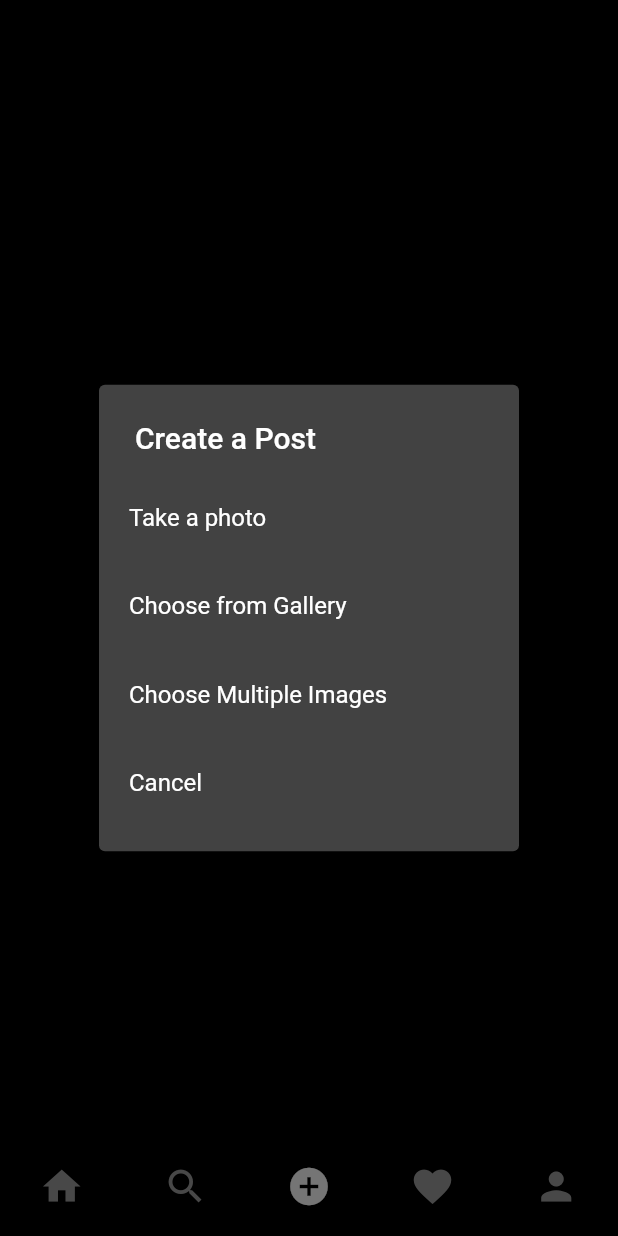
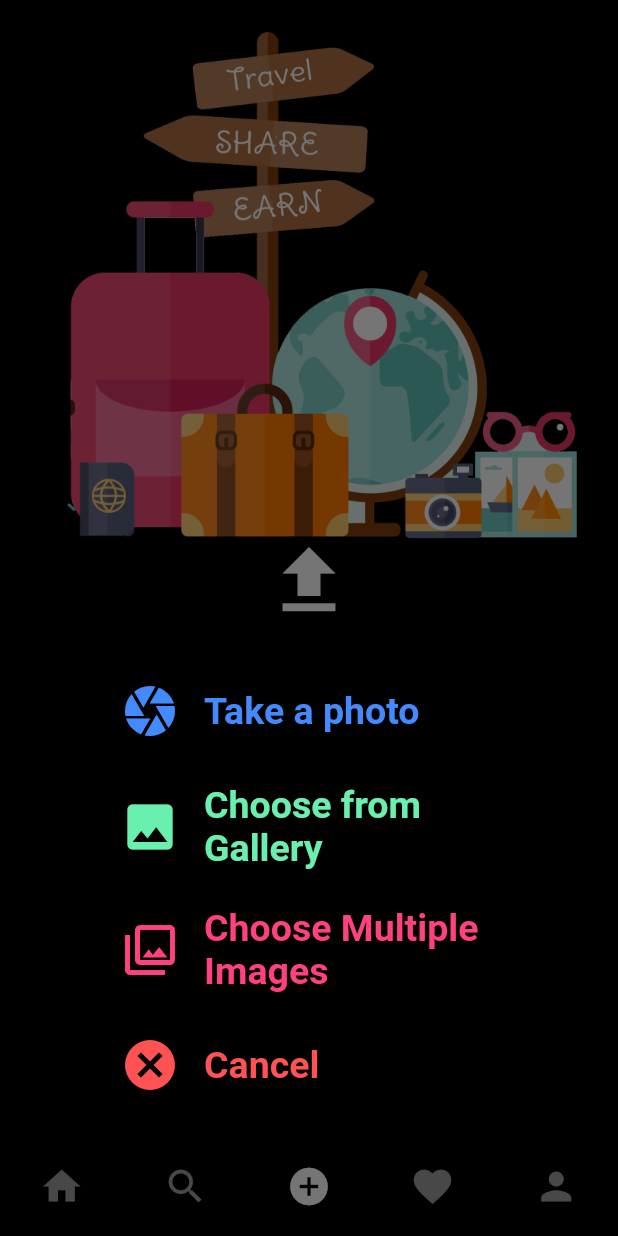
Before and after one commit to yashrathi-git/Voyageur, a Flutter app: the screen it shows once a user with an empty profile is signed in, item 3 of the bottom bar chosen, after a tap on the "upload" icon, on a phone screen of 412 x 824 dp. Run offline on Flutter 3.47's test engine with Material 2 defaults, Android fonts, the phone set to English and light mode, and no system bars; our stand-ins replace cloud_firestore, firebase_auth, firebase_core, firebase_storage, flutter_svg, image_picker and 2 more; missing offline and left inert: dart:ffi, multi_image_picker; accounts and stored records are empty; network calls fail.

Commit message:
ui changes

```diff
--- a/lib/screens/add_post_screen.dart
+++ b/lib/screens/add_post_screen.dart
@@ -1,5 +1,5 @@
+import 'dart:ffi';
 import 'dart:typed_data';
-
 import 'package:flutter/material.dart';
 import 'package:image_picker/image_picker.dart';
 import 'package:intl/intl.dart';
@@ -29,38 +29,98 @@ class _AddPostScreenState extends State<AddPostScreen> {
   bool _isPackageSelected = false;
   DateTime? _selectedDate;
 
-  _selectImage(BuildContext parentContext) async {
-    return showDialog(
+  Future<void> _selectImage(BuildContext parentContext) async {
+    return showModalBottomSheet(
+      backgroundColor: Color(0x00ff0000),
       context: parentContext,
       builder: (BuildContext context) {
-        return SimpleDialog(
-          title: const Text('Create a Post'),
-          children: <Widget>[
+        return Dialog(
+          shape: RoundedRectangleBorder(
+            borderRadius:
+                BorderRadius.circular(20), // Adjust the radius as needed
+          ),
+          elevation: 0,
+          backgroundColor: Colors.transparent,
+          child: Container(
+            decoration: BoxDecoration(
+              gradient: LinearGradient(
+                begin: Alignment.bottomCenter,
+                end: Alignment.bottomLeft,
+                colors: [
+                  Color.fromARGB(243, 0, 0, 0),
+                  Color.fromARGB(243, 0, 0, 0),
+                ],
+              ),
+              borderRadius: BorderRadius.circular(20), // Same radius as above
+            ),
+            child: Column(
+              mainAxisSize: MainAxisSize.min,
+              children: [
                 SimpleDialogOption(
-                padding: const EdgeInsets.all(20),
-                child: const Text('Take a photo'),
-                onPressed: () async {
+                  child: ListTile(
+                    leading: Icon(
+                      Icons.camera,
+                      color: Colors.blueAccent,
+                      size: 40,
+                    ),
+                    title: const Text(
+                      'Take a photo',
+                      style: TextStyle(
+                        color: Colors.blueAccent,
+                        fontSize: 25,
+                        fontWeight: FontWeight.bold,
+                      ),
+                    ),
+                    onTap: () async {
                       Navigator.pop(context);
                       Uint8List file = await pickImage(ImageSource.camera);
                       setState(() {
                         _file = file;
                       });
-                }),
+                    },
+                  ),
+                ),
                 SimpleDialogOption(
-                padding: const EdgeInsets.all(20),
-                child: const Text('Choose from Gallery'),
-                onPressed: () async {
-                  Navigator.of(context).pop();
+                  child: ListTile(
+                    leading: Icon(
+                      Icons.photo,
+                      color: Colors.greenAccent,
+                      size: 40,
+                    ),
+                    title: const Text(
+                      'Choose from Gallery',
+                      style: TextStyle(
+                        color: Colors.greenAccent,
+                        fontSize: 25,
+                        fontWeight: FontWeight.bold,
+                      ),
+                    ),
+                    onTap: () async {
+                      Navigator.pop(context);
                       Uint8List file = await pickImage(ImageSource.gallery);
                       setState(() {
                         _file = file;
                       });
-                }),
+                    },
+                  ),
+                ),
                 SimpleDialogOption(
-              padding: const EdgeInsets.all(20),
-              child: const Text('Choose Multiple Images'),
-              onPressed: () async {
-                Navigator.of(context).pop();
+                  child: ListTile(
+                    leading: Icon(
+                      Icons.photo_library_outlined,
+                      color: Colors.pinkAccent,
+                      size: 40,
+                    ),
+                    title: const Text(
+                      'Choose Multiple Images',
+                      style: TextStyle(
+                        color: Colors.pinkAccent,
+                        fontSize: 25,
+                        fontWeight: FontWeight.bold,
+                      ),
+                    ),
+                    onTap: () async {
+                      Navigator.pop(context);
                       List<Uint8List> files = await pickMultipleImages();
                       setState(() {
                         _files = files;
@@ -69,14 +129,30 @@ class _AddPostScreenState extends State<AddPostScreen> {
                       });
                     },
                   ),
+                ),
                 SimpleDialogOption(
-              padding: const EdgeInsets.all(20),
-              child: const Text("Cancel"),
-              onPressed: () {
+                  child: ListTile(
+                    leading: Icon(
+                      Icons.cancel,
+                      size: 40,
+                      color: Colors.redAccent,
+                    ),
+                    title: const Text(
+                      'Cancel',
+                      style: TextStyle(
+                        color: Colors.redAccent,
+                        fontSize: 25,
+                        fontWeight: FontWeight.bold,
+                      ),
+                    ),
+                    onTap: () {
                       Navigator.pop(context);
                     },
-            )
+                  ),
+                ),
               ],
+            ),
+          ),
         );
       },
     );
@@ -145,16 +221,34 @@ class _AddPostScreenState extends State<AddPostScreen> {
   Widget build(BuildContext context) {
     final UserProvider userProvider = Provider.of<UserProvider>(context);
 
-    return _file == null
+    return Stack(
+      children: <Widget>[
+        // Positioned image at the top center
+        Positioned(
+          top: 0,
+          left: 0,
+          right: 0,
+          child: Image.asset(
+            'assets/final.png', // replace with your image path
+            fit: BoxFit.cover,
+          ),
+        ),
+        Padding(padding: EdgeInsets.only(top: 100.0)),
+
+        // Your existing widgets
+        _file == null
             ? Center(
                 child: IconButton(
+                  iconSize: 60,
                   icon: const Icon(
                     Icons.upload,
                   ),
                   onPressed: () => _selectImage(context),
                 ),
               )
-        : buildAddPhotosForm(userProvider, context);
+            : buildAddPhotosForm(userProvider, context),
+      ],
+    );
   }
 
   Scaffold buildAddPhotosForm(UserProvider userProvider, BuildContext context) {
--- a/lib/widgets/post_card.dart
+++ b/lib/widgets/post_card.dart
@@ -72,7 +72,7 @@ class _PostCardState extends State<PostCard> {
           return Padding(
             padding: const EdgeInsets.all(4.0),
             child: ClipRRect(
-              // borderRadius: BorderRadius.circular(8.0),
+              borderRadius: BorderRadius.circular(50.0),
               child: Image.network(
                 imageUrls[index],
                 fit: BoxFit.cover,
@@ -102,6 +102,8 @@ class _PostCardState extends State<PostCard> {
           color: width > webScreenSize ? secondaryColor : mobileBackgroundColor,
         ),
         color: mobileBackgroundColor,
+        borderRadius:
+            BorderRadius.circular(50), // This makes the corners rounded
       ),
       padding: const EdgeInsets.symmetric(
         vertical: 10,
@@ -162,7 +164,7 @@ class _PostCardState extends State<PostCard> {
                                               (e) => InkWell(
                                                   child: Container(
                                                     padding: const EdgeInsets
-                                                            .symmetric(
+                                                        .symmetric(
                                                         vertical: 12,
                                                         horizontal: 16),
                                                     child: Text(e),
--- a/pubspec.yaml
+++ b/pubspec.yaml
@@ -32,6 +32,7 @@ dependencies:
   firebase_auth: ^4.6.3
   firebase_core: ^2.14.0
   firebase_storage: ^11.2.3
+  font_awesome_flutter: ^10.6.0
   flutter:
     sdk: flutter
   flutter_staggered_grid_view: ^0.6.2
@@ -63,6 +64,7 @@ flutter:
     - assets/logo.png
     - assets/logo2.png
     - assets/logo3.png
+    - assets/final.png
 
   #   - images/a_dot_ham.jpeg
   # An image asset can refer to one or more resolution-specific "variants", see
```
Also changed, not shown: assets/final.png (added), pubspec.lock, screenshot.png (deleted). Lines whose indentation alone changed are shown as unchanged.
